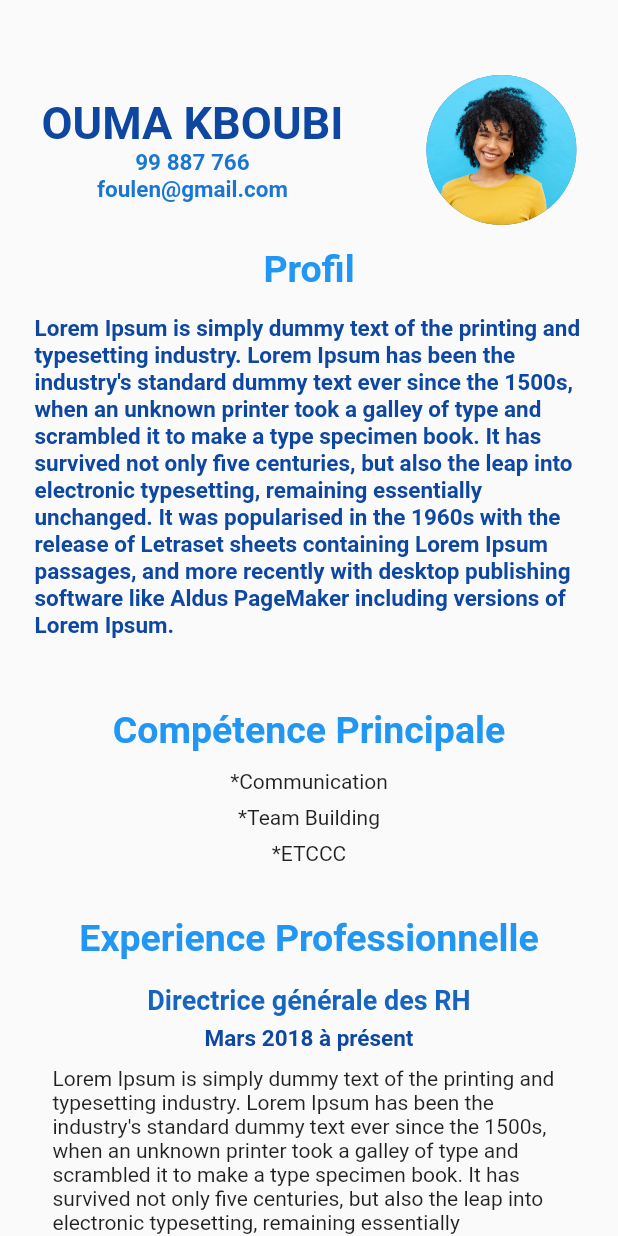
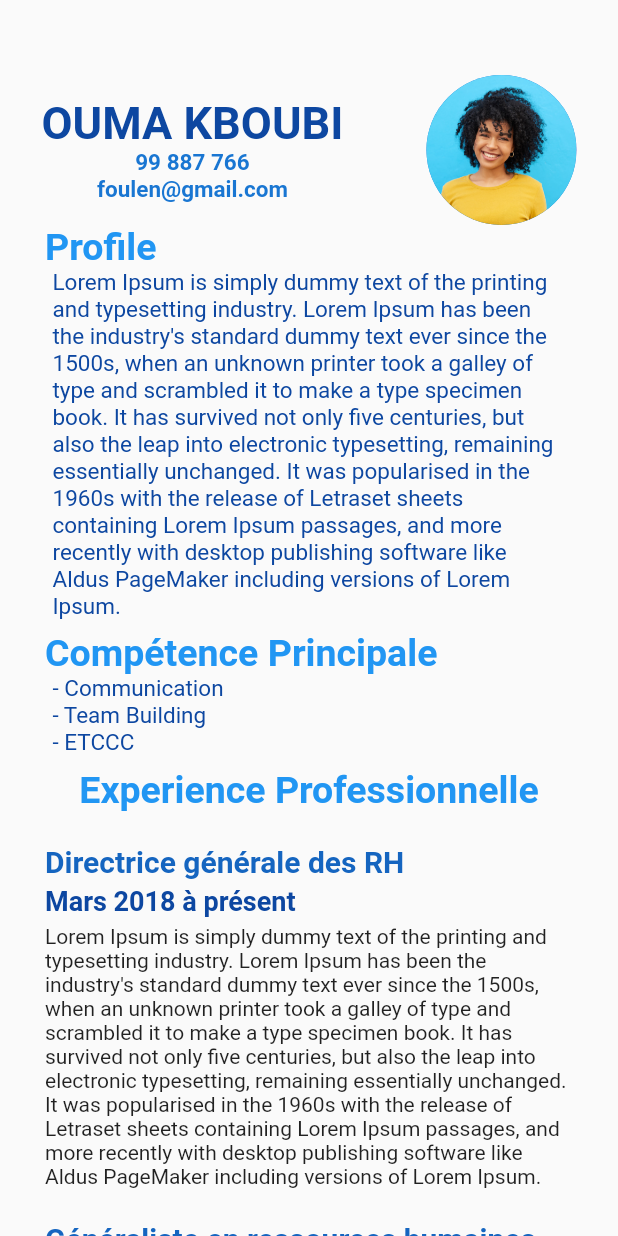
Before and after one commit to oumaima-kboubi/CV-flutter-app, a Flutter app: the screen it shows after launch, on a phone screen of 412 x 824 dp. Run offline on Flutter 3.47's test engine with Material 2 defaults, Android fonts, the phone set to English and light mode, and no system bars.

Commit message:
structure fixes

```diff
--- a/lib/main.dart
+++ b/lib/main.dart
@@ -1,5 +1,8 @@
 import 'package:cvapp/experience.dart';
 import 'package:cvapp/personne.dart';
+import 'package:cvapp/widgets/description.dart';
+import 'package:cvapp/widgets/experience_widget.dart';
+import 'package:cvapp/widgets/header.dart';
 import 'package:flutter/material.dart';
 
 void main() {
@@ -37,9 +40,9 @@ class _CVScreenState extends State<CVScreen> {
       profileDescription:
           "Lorem Ipsum is simply dummy text of the printing and typesetting industry. Lorem Ipsum has been the industry's standard dummy text ever since the 1500s, when an unknown printer took a galley of type and scrambled it to make a type specimen book. It has survived not only five centuries, but also the leap into electronic typesetting, remaining essentially unchanged. It was popularised in the 1960s with the release of Letraset sheets containing Lorem Ipsum passages, and more recently with desktop publishing software like Aldus PageMaker including versions of Lorem Ipsum.",
       skills: [
-        "Communication",
-        "Team Building",
-        "ETCCC"
+        "- Communication",
+        "- Team Building",
+        "- ETCCC"
       ],
       experiences: [
         Experience(
@@ -65,114 +68,21 @@ class _CVScreenState extends State<CVScreen> {
   @override
   Widget build(BuildContext context) {
     return Scaffold(
-        /*  appBar: AppBar(
-          centerTitle: true,
-          title: const Text("CVTech"),
-        ),*/
         body: SingleChildScrollView(
-      child: Padding(
-        padding: const EdgeInsets.fromLTRB(0, 50, 0, 00),
       child: Column(
-          // mainAxisAlignment: MainAxisAlignment.start,
+        mainAxisAlignment: MainAxisAlignment.spaceBetween,
         children: <Widget>[
-            Row(
-              mainAxisAlignment: MainAxisAlignment.spaceAround,
-              children: <Widget>[
-                Column(
-                  //  mainAxisAlignment: MainAxisAlignment.,
-                  children: <Widget>[
-                    Text(
-                      personne.name.toUpperCase(),
-                      style: TextStyle(
-                        fontWeight: FontWeight.bold,
-                        color: Colors.blue.shade900,
-                        fontSize: 30,
-                      ),
-                    ),
-                    Text(
-                      personne.phone,
-                      style: TextStyle(
-                          fontWeight: FontWeight.bold,
-                          color: Colors.blue.shade700,
-                          fontSize: 15),
-                    ),
-                    Text(
-                      personne.email,
-                      style: TextStyle(
-                          fontWeight: FontWeight.bold,
-                          color: Colors.blue.shade700,
-                          fontSize: 15),
-                    ),
-                  ],
-                ),
-                const CircleAvatar(
-                  radius: 50.0,
-                  backgroundImage: AssetImage("assets/images/picture.jpg"),
-                ),
-                // Image.asset(
-                //   'assets/images/picture.jpg',
-                //   width: 100.0,
-                //   height: 100.0,
-                // ), //image
-              ],
-            ),
-            //   Text("hiiiiiiiiiiiiiiiiiiiiiiiiiiiiiiii")
+          SizedBox(height: 50),
+          Header(
+              name: personne.name,
+              phone: personne.phone,
+              email: personne.email),
+          Description(
+              title: 'Profile', description: [personne.profileDescription]),
+          Description(
+              title: 'Compétence Principale', description: personne.skills),
           Padding(
-              padding: const EdgeInsets.all(15.0),
-              child: Column(
-                // mainAxisAlignment: MainAxisAlignment.start,
-                children: <Widget>[
-                  const Text(
-                    "Profil",
-                    // textAlign: TextAlign.left,
-                    style: TextStyle(
-                      fontWeight: FontWeight.bold,
-                      color: Colors.blue,
-                      fontSize: 25,
-                    ),
-                  ),
-                  Padding(
-                    padding: const EdgeInsets.all(8.0),
-                    child: Padding(
-                      padding: const EdgeInsets.fromLTRB(0, 8, 0, 0),
-                      child: Text(
-                        personne.profileDescription,
-                        //textAlign: TextAlign.left,
-                        style: TextStyle(
-                          fontWeight: FontWeight.bold,
-                          color: Colors.blue.shade900,
-                          fontSize: 15,
-                        ),
-                      ),
-                    ),
-                  ),
-                ],
-              ),
-            ),
-            Padding(
-              padding: const EdgeInsets.all(15.0),
-              child: Column(
-                children: <Widget>[
-                  const Padding(
-                    padding: EdgeInsets.all(8.0),
-                    child: Text(
-                      "Compétence Principale",
-                      style: TextStyle(
-                        fontWeight: FontWeight.bold,
-                        color: Colors.blue,
-                        fontSize: 25,
-                      ),
-                    ),
-                  ),
-                  ...personne.skills.map((skill) => Padding(
-                        padding: const EdgeInsets.all(4.0),
-                        child: Text("*" + skill),
-                      ))
-                ],
-              ),
-            ),
-            Padding(
-              padding: const EdgeInsets.all(15.0),
+            padding: const EdgeInsets.only(left: 0),
             child: Column(
               children: [
                 const Text(
@@ -183,42 +93,15 @@ class _CVScreenState extends State<CVScreen> {
                     fontSize: 25,
                   ),
                 ),
-                  ...personne.experiences.map((experience) => Padding(
-                        padding: const EdgeInsets.all(10.0),
-                        child: Column(
-                          children: <Widget>[
-                            Padding(
-                              padding: const EdgeInsets.all(6.0),
-                              child: Text(
-                                experience.title,
-                                style: TextStyle(
-                                  fontWeight: FontWeight.bold,
-                                  color: Colors.blue.shade800,
-                                  fontSize: 18,
-                                ),
-                              ),
-                            ),
-                            Text(
-                              experience.date,
-                              style: TextStyle(
-                                fontWeight: FontWeight.bold,
-                                color: Colors.blue.shade900,
-                                fontSize: 15,
-                              ),
-                            ),
-                            Padding(
-                              padding: const EdgeInsets.all(10.0),
-                              child: Text(experience.description),
-                            ),
-                          ],
-                        ),
-                      ))
+                ...personne.experiences.map((experience) => ExperienceWidget(
+                    description: experience.description,
+                    date: experience.date,
+                    title: experience.title)),
               ],
             ),
           ),
         ],
       ),
-      ),
     ));
   }
 }
--- /dev/null
+++ b/lib/widgets/description.dart
@@ -0,0 +1,47 @@
+import 'package:flutter/material.dart';
+
+class Description extends StatelessWidget {
+  final String title;
+  final List<String> description;
+  const Description({Key? key, required this.title, required this.description})
+      : super(key: key);
+
+  @override
+  Widget build(BuildContext context) {
+    return Container(
+      width: MediaQuery.of(context).size.width,
+      child: Column(
+        crossAxisAlignment: CrossAxisAlignment.start,
+        children: <Widget>[
+          Padding(
+            padding: const EdgeInsets.only(left: 30, right: 30),
+            child: Text(
+              title,
+              style: const TextStyle(
+                fontWeight: FontWeight.bold,
+                color: Colors.blue,
+                fontSize: 25,
+              ),
+            ),
+          ),
+          Padding(
+            padding: const EdgeInsets.only(left: 35.0, right: 35, bottom: 8),
+            child: Column(
+              crossAxisAlignment: CrossAxisAlignment.start,
+              children: [
+                ...description.map((desc) => Text(
+                      desc,
+                      style: TextStyle(
+                        fontWeight: FontWeight.w400,
+                        color: Colors.blue.shade900,
+                        fontSize: 15,
+                      ),
+                    ))
+              ],
+            ),
+          ),
+        ],
+      ),
+    );
+  }
+}
--- /dev/null
+++ b/lib/widgets/experience_widget.dart
@@ -0,0 +1,52 @@
+import 'package:flutter/material.dart';
+
+class ExperienceWidget extends StatelessWidget {
+  final String description;
+  final String date;
+  final String title;
+
+  const ExperienceWidget(
+      {Key? key,
+      required this.description,
+      required this.date,
+      required this.title})
+      : super(key: key);
+
+  @override
+  Widget build(BuildContext context) {
+    return Padding(
+      padding: const EdgeInsets.only(left: 30, right: 30),
+      child: Column(
+        crossAxisAlignment: CrossAxisAlignment.start,
+        children: <Widget>[
+          SizedBox(
+            height: 22,
+          ),
+          Text(
+            title,
+            style: TextStyle(
+              fontWeight: FontWeight.bold,
+              color: Colors.blue.shade800,
+              fontSize: 20,
+            ),
+          ),
+          SizedBox(
+            height: 4,
+          ),
+          Text(
+            date,
+            style: TextStyle(
+              fontWeight: FontWeight.bold,
+              color: Colors.blue.shade900,
+              fontSize: 18,
+            ),
+          ),
+          SizedBox(
+            height: 5,
+          ),
+          Text(description),
+        ],
+      ),
+    );
+  }
+}
--- /dev/null
+++ b/lib/widgets/header.dart
@@ -0,0 +1,49 @@
+import 'package:flutter/material.dart';
+
+class Header extends StatelessWidget {
+  final String name;
+  final String phone;
+  final String email;
+  const Header( {Key? key,required this.name,required this.phone,required this.email,}) : super(key: key);
+
+  @override
+  Widget build(BuildContext context) {
+    return  Row(
+              mainAxisAlignment: MainAxisAlignment.spaceAround,
+              children: <Widget>[
+                Column(
+                  //  mainAxisAlignment: MainAxisAlignment.,
+                  children: <Widget>[
+                    Text(
+                      name.toUpperCase(),
+                      style: TextStyle(
+                        fontWeight: FontWeight.bold,
+                        color: Colors.blue.shade900,
+                        fontSize: 30,
+                      ),
+                    ),
+                    Text(
+                      phone,
+                      style: TextStyle(
+                          fontWeight: FontWeight.bold,
+                          color: Colors.blue.shade700,
+                          fontSize: 15),
+                    ),
+                    Text(
+                      email,
+                      style: TextStyle(
+                          fontWeight: FontWeight.bold,
+                          color: Colors.blue.shade700,
+                          fontSize: 15),
+                    ),
+                  ],
+                ),
+                const CircleAvatar(
+                  radius: 50.0,
+                  backgroundImage: AssetImage("assets/images/picture.jpg"),
+                ),
+
+              ],
+            );
+  }
+}
```
Lines whose indentation alone changed are shown as unchanged.
